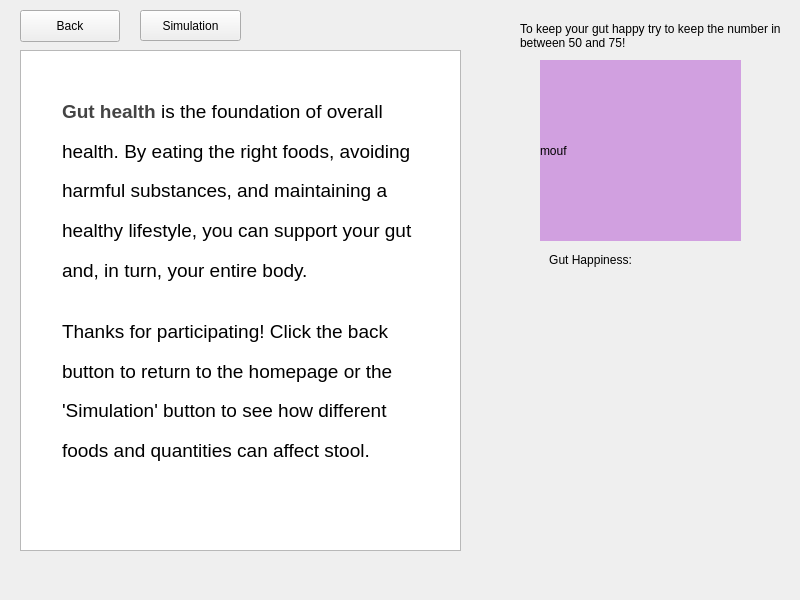
The window that A8EduApp/resultswidget.ui (University-of-Utah-CS3505/a9-edu-app-f24-00Calvin00) describes before a commit, drawn with Qt 5.
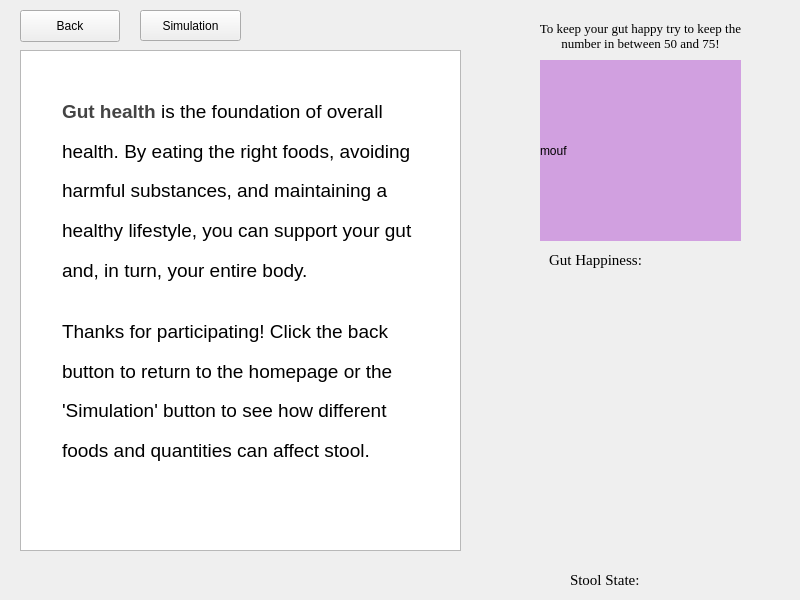
The same window after the commit. Custom widgets are drawn as their Qt base class.

Commit message: Changed the fonts, and same with the start page

```diff
--- a/A8EduApp/resultswidget.ui
+++ b/A8EduApp/resultswidget.ui
@@ -240,10 +240,19 @@
     <rect>
      <x>540</x>
      <y>250</y>
-     <width>101</width>
+     <width>111</width>
      <height>20</height>
     </rect>
    </property>
+   <property name="font">
+    <font>
+     <family>Times New Roman</family>
+     <pointsize>11</pointsize>
+    </font>
+   </property>
+   <property name="styleSheet">
+    <string notr="true">color: rgb(0, 0, 0);</string>
+   </property>
    <property name="text">
     <string>Gut Happiness:</string>
    </property>
@@ -269,17 +278,73 @@
     <rect>
      <x>520</x>
      <y>10</y>
-     <width>261</width>
+     <width>241</width>
      <height>51</height>
     </rect>
    </property>
+   <property name="font">
+    <font>
+     <family>Times New Roman</family>
+     <pointsize>10</pointsize>
+    </font>
+   </property>
+   <property name="styleSheet">
+    <string notr="true">color: rgb(0, 0, 0);</string>
+   </property>
    <property name="text">
     <string>To keep your gut happy try to keep the number in between 50 and 75!</string>
    </property>
+   <property name="alignment">
+    <set>Qt::AlignmentFlag::AlignCenter</set>
+   </property>
    <property name="wordWrap">
     <bool>true</bool>
    </property>
   </widget>
+  <widget class="QLabel" name="StoolStateText">
+   <property name="geometry">
+    <rect>
+     <x>570</x>
+     <y>570</y>
+     <width>81</width>
+     <height>20</height>
+    </rect>
+   </property>
+   <property name="font">
+    <font>
+     <family>Times New Roman</family>
+     <pointsize>11</pointsize>
+    </font>
+   </property>
+   <property name="styleSheet">
+    <string notr="true">color: rgb(0, 0, 0);</string>
+   </property>
+   <property name="text">
+    <string>Stool State:</string>
+   </property>
+  </widget>
+  <widget class="QLabel" name="StoolState">
+   <property name="geometry">
+    <rect>
+     <x>650</x>
+     <y>570</y>
+     <width>101</width>
+     <height>20</height>
+    </rect>
+   </property>
+   <property name="font">
+    <font>
+     <family>Times New Roman</family>
+     <pointsize>11</pointsize>
+    </font>
+   </property>
+   <property name="styleSheet">
+    <string notr="true">color: rgb(0, 0, 0);</string>
+   </property>
+   <property name="text">
+    <string/>
+   </property>
+  </widget>
   <zorder>simulationButton</zorder>
   <zorder>backToStartButton</zorder>
   <zorder>banana</zorder>
```
Left out of the diff: 11 changed lines with no effect on the pictures. The commit also changes 2 other files.
